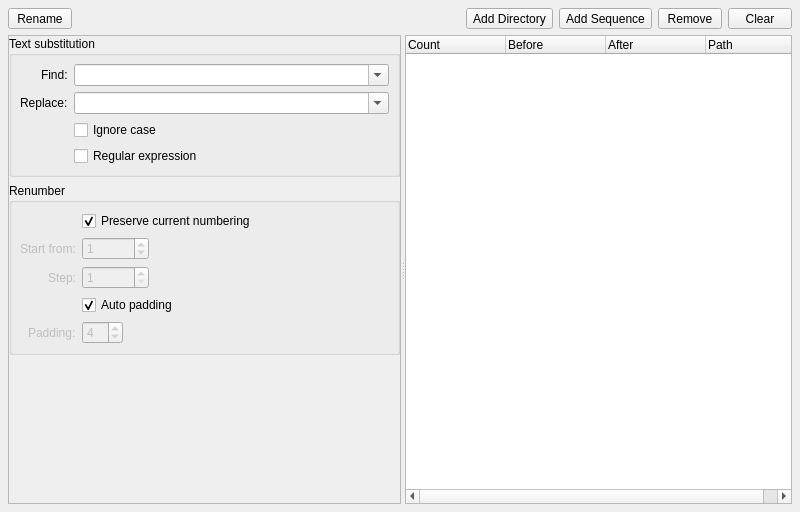
Before: the Qt Designer form core/ui/rename_ui.ui in mjbonnington/icarus-gps, drawn with Qt 5.
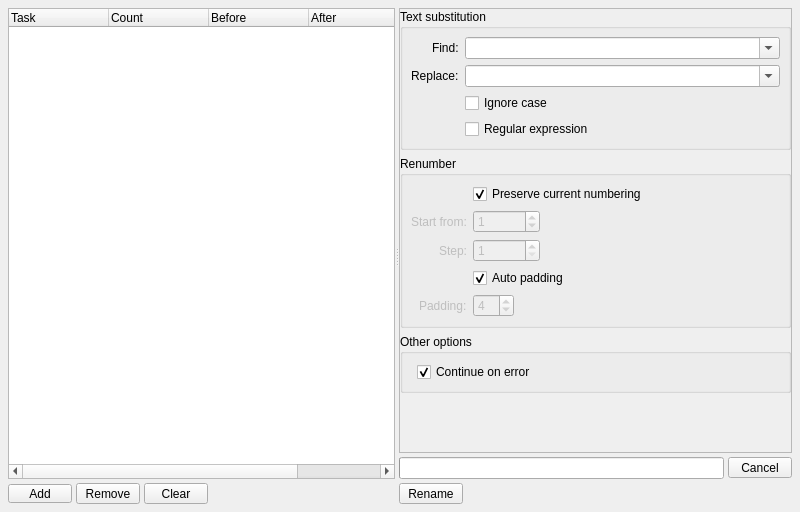
After: the same form once the commit is applied. Icons and pictures are not drawn.

Commit message: Further development on Batch Rename tool

What changed in the file:
```diff
--- a/core/ui/rename_ui.ui
+++ b/core/ui/rename_ui.ui
@@ -25,94 +25,142 @@
      <number>8</number>
     </property>
     <item>
+     <widget class="QSplitter" name="splitter">
+      <property name="sizePolicy">
+       <sizepolicy hsizetype="Expanding" vsizetype="Expanding">
+        <horstretch>0</horstretch>
+        <verstretch>0</verstretch>
+       </sizepolicy>
+      </property>
+      <property name="orientation">
+       <enum>Qt::Horizontal</enum>
+      </property>
+      <property name="childrenCollapsible">
+       <bool>false</bool>
+      </property>
+      <widget class="QFrame" name="preview_frame">
+       <property name="frameShape">
+        <enum>QFrame::NoFrame</enum>
+       </property>
+       <property name="frameShadow">
+        <enum>QFrame::Plain</enum>
+       </property>
+       <property name="lineWidth">
+        <number>0</number>
+       </property>
+       <layout class="QVBoxLayout" name="preview_verticalLayout">
+        <property name="spacing">
+         <number>4</number>
+        </property>
+        <property name="margin">
+         <number>0</number>
+        </property>
+        <item>
+         <widget class="QTreeWidget" name="taskList_treeWidget">
+          <property name="acceptDrops">
+           <bool>true</bool>
+          </property>
+          <property name="dragDropMode">
+           <enum>QAbstractItemView::DropOnly</enum>
+          </property>
+          <property name="alternatingRowColors">
+           <bool>true</bool>
+          </property>
+          <property name="selectionMode">
+           <enum>QAbstractItemView::ExtendedSelection</enum>
+          </property>
+          <property name="textElideMode">
+           <enum>Qt::ElideMiddle</enum>
+          </property>
+          <property name="rootIsDecorated">
+           <bool>false</bool>
+          </property>
+          <property name="uniformRowHeights">
+           <bool>false</bool>
+          </property>
+          <property name="itemsExpandable">
+           <bool>false</bool>
+          </property>
+          <property name="sortingEnabled">
+           <bool>false</bool>
+          </property>
+          <property name="animated">
+           <bool>true</bool>
+          </property>
+          <property name="headerHidden">
+           <bool>false</bool>
+          </property>
+          <property name="expandsOnDoubleClick">
+           <bool>false</bool>
+          </property>
+          <attribute name="headerStretchLastSection">
+           <bool>false</bool>
+          </attribute>
+          <column>
+           <property name="text">
+            <string>Task</string>
+           </property>
+          </column>
+          <column>
+           <property name="text">
+            <string>Count</string>
+           </property>
+          </column>
+          <column>
+           <property name="text">
+            <string>Before</string>
+           </property>
+          </column>
+          <column>
+           <property name="text">
+            <string>After</string>
+           </property>
+          </column>
+          <column>
+           <property name="text">
+            <string>Path</string>
+           </property>
+          </column>
+         </widget>
+        </item>
+        <item>
      <widget class="QFrame" name="toolbar_frame">
       <property name="frameShape">
        <enum>QFrame::NoFrame</enum>
       </property>
       <property name="frameShadow">
-       <enum>QFrame::Raised</enum>
+           <enum>QFrame::Plain</enum>
+          </property>
+          <property name="lineWidth">
+           <number>0</number>
       </property>
       <layout class="QHBoxLayout" name="toolbar_horizontalLayout">
+           <property name="spacing">
+            <number>4</number>
+           </property>
        <property name="margin">
         <number>0</number>
        </property>
        <item>
-        <widget class="QToolButton" name="rename_toolButton">
+            <widget class="QToolButton" name="add_toolButton">
          <property name="minimumSize">
           <size>
            <width>64</width>
            <height>0</height>
           </size>
          </property>
-         <property name="text">
-          <string>Rename</string>
-         </property>
-         <property name="icon">
-          <iconset resource="rsc.qrc">
-           <normaloff>:/rsc/rsc/icon_review.png</normaloff>
-           <disabledoff>:/rsc/rsc/icon_review_disabled.png</disabledoff>:/rsc/rsc/icon_review.png</iconset>
-         </property>
-         <property name="iconSize">
-          <size>
-           <width>32</width>
-           <height>32</height>
-          </size>
-         </property>
-         <property name="toolButtonStyle">
-          <enum>Qt::ToolButtonTextUnderIcon</enum>
-         </property>
-        </widget>
-       </item>
-       <item>
-        <spacer name="horizontalSpacer">
-         <property name="orientation">
-          <enum>Qt::Horizontal</enum>
-         </property>
-         <property name="sizeHint" stdset="0">
-          <size>
-           <width>40</width>
-           <height>20</height>
-          </size>
-         </property>
-        </spacer>
-       </item>
-       <item>
-        <widget class="QToolButton" name="addDir_toolButton">
-         <property name="minimumSize">
-          <size>
-           <width>64</width>
-           <height>0</height>
-          </size>
-         </property>
+             <property name="styleSheet">
+              <string notr="true">QToolButton {
+	padding-right: 12px;
+}
+
+QToolButton:pressed, QToolButton:checked:pressed {
+	padding-right: 11px;
+}
+</string>
+             </property>
          <property name="text">
-          <string>Add Directory</string>
-         </property>
-         <property name="icon">
-          <iconset resource="rsc.qrc">
-           <normaloff>:/rsc/rsc/icon_folder.png</normaloff>
-           <disabledoff>:/rsc/rsc/icon_folder_disabled.png</disabledoff>:/rsc/rsc/icon_folder.png</iconset>
-         </property>
-         <property name="iconSize">
-          <size>
-           <width>32</width>
-           <height>32</height>
-          </size>
-         </property>
-         <property name="toolButtonStyle">
-          <enum>Qt::ToolButtonTextUnderIcon</enum>
-         </property>
-        </widget>
-       </item>
-       <item>
-        <widget class="QToolButton" name="addSeq_toolButton">
-         <property name="minimumSize">
-          <size>
-           <width>64</width>
-           <height>0</height>
-          </size>
-         </property>
-         <property name="text">
-          <string>Add Sequence</string>
+              <string>Add</string>
          </property>
          <property name="icon">
           <iconset resource="rsc.qrc">
@@ -121,12 +169,15 @@
          </property>
          <property name="iconSize">
           <size>
-           <width>32</width>
-           <height>32</height>
-          </size>
-         </property>
+               <width>15</width>
+               <height>15</height>
+              </size>
+             </property>
+             <property name="popupMode">
+              <enum>QToolButton::InstantPopup</enum>
+             </property>
          <property name="toolButtonStyle">
-          <enum>Qt::ToolButtonTextUnderIcon</enum>
+              <enum>Qt::ToolButtonTextBesideIcon</enum>
          </property>
         </widget>
        </item>
@@ -148,12 +199,12 @@
          </property>
          <property name="iconSize">
           <size>
-           <width>32</width>
-           <height>32</height>
+               <width>15</width>
+               <height>15</height>
           </size>
          </property>
          <property name="toolButtonStyle">
-          <enum>Qt::ToolButtonTextUnderIcon</enum>
+              <enum>Qt::ToolButtonTextBesideIcon</enum>
          </property>
         </widget>
        </item>
@@ -175,32 +226,51 @@
          </property>
          <property name="iconSize">
           <size>
-           <width>32</width>
-           <height>32</height>
+               <width>15</width>
+               <height>15</height>
           </size>
          </property>
          <property name="toolButtonStyle">
-          <enum>Qt::ToolButtonTextUnderIcon</enum>
-         </property>
-        </widget>
-       </item>
-      </layout>
+              <enum>Qt::ToolButtonTextBesideIcon</enum>
+             </property>
      </widget>
     </item>
     <item>
-     <widget class="QSplitter" name="splitter">
-      <property name="sizePolicy">
-       <sizepolicy hsizetype="Expanding" vsizetype="Expanding">
-        <horstretch>0</horstretch>
-        <verstretch>0</verstretch>
-       </sizepolicy>
-      </property>
+            <spacer name="toolbar_horizontalSpacer">
       <property name="orientation">
        <enum>Qt::Horizontal</enum>
       </property>
-      <property name="childrenCollapsible">
-       <bool>true</bool>
-      </property>
+             <property name="sizeHint" stdset="0">
+              <size>
+               <width>8</width>
+               <height>20</height>
+              </size>
+             </property>
+            </spacer>
+           </item>
+          </layout>
+         </widget>
+        </item>
+       </layout>
+      </widget>
+      <widget class="QFrame" name="sidebar_frame">
+       <property name="frameShape">
+        <enum>QFrame::NoFrame</enum>
+       </property>
+       <property name="frameShadow">
+        <enum>QFrame::Plain</enum>
+       </property>
+       <property name="lineWidth">
+        <number>0</number>
+       </property>
+       <layout class="QVBoxLayout" name="sidebar_verticalLayout">
+        <property name="spacing">
+         <number>4</number>
+        </property>
+        <property name="margin">
+         <number>0</number>
+        </property>
+        <item>
       <widget class="QScrollArea" name="settings_scrollArea">
        <property name="widgetResizable">
         <bool>true</bool>
@@ -216,8 +286,8 @@
          <rect>
           <x>0</x>
           <y>0</y>
-          <width>372</width>
-          <height>433</height>
+             <width>384</width>
+             <height>444</height>
          </rect>
         </property>
         <property name="noBackground" stdset="0">
@@ -484,6 +554,58 @@
            </layout>
           </widget>
          </item>
+            <item>
+             <widget class="QGroupBox" name="other_groupBox">
+              <property name="sizePolicy">
+               <sizepolicy hsizetype="Preferred" vsizetype="Maximum">
+                <horstretch>0</horstretch>
+                <verstretch>0</verstretch>
+               </sizepolicy>
+              </property>
+              <property name="title">
+               <string>Other options</string>
+              </property>
+              <property name="flat">
+               <bool>false</bool>
+              </property>
+              <property name="checkable">
+               <bool>false</bool>
+              </property>
+              <property name="checked">
+               <bool>false</bool>
+              </property>
+              <property name="expandable" stdset="0">
+               <bool>true</bool>
+              </property>
+              <property name="xmlCategory" stdset="0">
+               <string>other</string>
+              </property>
+              <layout class="QFormLayout" name="other_formLayout">
+               <property name="fieldGrowthPolicy">
+                <enum>QFormLayout::ExpandingFieldsGrow</enum>
+               </property>
+               <property name="labelAlignment">
+                <set>Qt::AlignRight|Qt::AlignTrailing|Qt::AlignVCenter</set>
+               </property>
+               <property name="margin">
+                <number>8</number>
+               </property>
+               <item row="0" column="1">
+                <widget class="QCheckBox" name="continueOnError_checkBox">
+                 <property name="text">
+                  <string>Continue on error</string>
+                 </property>
+                 <property name="checked">
+                  <bool>true</bool>
+                 </property>
+                 <property name="xmlTag" stdset="0">
+                  <string>continueonerror</string>
+                 </property>
+                </widget>
+               </item>
+              </layout>
+             </widget>
+            </item>
          <item>
           <spacer name="verticalSpacer">
            <property name="orientation">
@@ -500,72 +622,148 @@
         </layout>
        </widget>
       </widget>
-      <widget class="QTreeWidget" name="taskList_treeWidget">
-       <property name="acceptDrops">
-        <bool>true</bool>
-       </property>
-       <property name="dragDropMode">
-        <enum>QAbstractItemView::DropOnly</enum>
-       </property>
-       <property name="alternatingRowColors">
-        <bool>true</bool>
-       </property>
-       <property name="selectionMode">
-        <enum>QAbstractItemView::ExtendedSelection</enum>
-       </property>
-       <property name="textElideMode">
-        <enum>Qt::ElideMiddle</enum>
-       </property>
-       <property name="rootIsDecorated">
-        <bool>false</bool>
-       </property>
-       <property name="uniformRowHeights">
-        <bool>false</bool>
-       </property>
-       <property name="itemsExpandable">
-        <bool>false</bool>
-       </property>
-       <property name="sortingEnabled">
-        <bool>false</bool>
-       </property>
-       <property name="animated">
-        <bool>true</bool>
-       </property>
-       <property name="headerHidden">
-        <bool>false</bool>
-       </property>
-       <property name="expandsOnDoubleClick">
-        <bool>false</bool>
-       </property>
-       <attribute name="headerStretchLastSection">
-        <bool>false</bool>
-       </attribute>
-       <column>
-        <property name="text">
-         <string>Count</string>
-        </property>
-       </column>
-       <column>
-        <property name="text">
-         <string>Before</string>
-        </property>
-       </column>
-       <column>
-        <property name="text">
-         <string>After</string>
-        </property>
-       </column>
-       <column>
+        </item>
+        <item>
+         <widget class="QFrame" name="sidebarStatusbar_frame">
+          <property name="frameShape">
+           <enum>QFrame::NoFrame</enum>
+          </property>
+          <property name="frameShadow">
+           <enum>QFrame::Plain</enum>
+          </property>
+          <property name="lineWidth">
+           <number>0</number>
+          </property>
+          <layout class="QHBoxLayout" name="sidebarStatusbar_horizontalLayout">
+           <property name="spacing">
+            <number>4</number>
+           </property>
+           <property name="margin">
+            <number>0</number>
+           </property>
+           <item>
+            <widget class="QProgressBar" name="rename_progressBar"/>
+           </item>
+           <item>
+            <widget class="QToolButton" name="cancel_toolButton">
+             <property name="minimumSize">
+              <size>
+               <width>64</width>
+               <height>0</height>
+              </size>
+             </property>
+             <property name="text">
+              <string>Cancel</string>
+             </property>
+             <property name="icon">
+              <iconset resource="rsc.qrc">
+               <normaloff>:/rsc/rsc/icon_cross.png</normaloff>
+               <disabledoff>:/rsc/rsc/icon_rename_disabled.png</disabledoff>:/rsc/rsc/icon_cross.png</iconset>
+             </property>
+             <property name="iconSize">
+              <size>
+               <width>15</width>
+               <height>15</height>
+              </size>
+             </property>
+             <property name="toolButtonStyle">
+              <enum>Qt::ToolButtonTextBesideIcon</enum>
+             </property>
+            </widget>
+           </item>
+          </layout>
+         </widget>
+        </item>
+        <item>
+         <widget class="QFrame" name="sidebarToolbar_frame">
+          <property name="frameShape">
+           <enum>QFrame::NoFrame</enum>
+          </property>
+          <property name="frameShadow">
+           <enum>QFrame::Plain</enum>
+          </property>
+          <property name="lineWidth">
+           <number>0</number>
+          </property>
+          <layout class="QHBoxLayout" name="sidebarToolbar_horizontalLayout">
+           <property name="spacing">
+            <number>4</number>
+           </property>
+           <property name="margin">
+            <number>0</number>
+           </property>
+           <item>
+            <widget class="QToolButton" name="rename_toolButton">
+             <property name="minimumSize">
+              <size>
+               <width>64</width>
+               <height>0</height>
+              </size>
+             </property>
         <property name="text">
-         <string>Path</string>
-        </property>
-       </column>
-      </widget>
+              <string>Rename</string>
+             </property>
+             <property name="icon">
+              <iconset resource="rsc.qrc">
+               <normaloff>:/rsc/rsc/icon_rename.png</normaloff>
+               <disabledoff>:/rsc/rsc/icon_rename_disabled.png</disabledoff>:/rsc/rsc/icon_rename.png</iconset>
+             </property>
+             <property name="iconSize">
+              <size>
+               <width>15</width>
+               <height>15</height>
+              </size>
+             </property>
+             <property name="toolButtonStyle">
+              <enum>Qt::ToolButtonTextBesideIcon</enum>
+             </property>
+            </widget>
+           </item>
+           <item>
+            <spacer name="sidebarToolbar_horizontalSpacer">
+             <property name="orientation">
+              <enum>Qt::Horizontal</enum>
+             </property>
+             <property name="sizeHint" stdset="0">
+              <size>
+               <width>8</width>
+               <height>20</height>
+              </size>
+             </property>
+            </spacer>
+           </item>
+          </layout>
      </widget>
     </item>
    </layout>
   </widget>
  </widget>
+    </item>
+   </layout>
+  </widget>
+ </widget>
+ <tabstops>
+  <tabstop>taskList_treeWidget</tabstop>
+  <tabstop>add_toolButton</tabstop>
+  <tabstop>remove_toolButton</tabstop>
+  <tabstop>clear_toolButton</tabstop>
+  <tabstop>settings_scrollArea</tabstop>
+  <tabstop>find_comboBox</tabstop>
+  <tabstop>replace_comboBox</tabstop>
+  <tabstop>ignoreCase_checkBox</tabstop>
+  <tabstop>regex_checkBox</tabstop>
+  <tabstop>preserveNumbering_checkBox</tabstop>
+  <tabstop>start_spinBox</tabstop>
+  <tabstop>step_spinBox</tabstop>
+  <tabstop>autoPadding_checkBox</tabstop>
+  <tabstop>padding_spinBox</tabstop>
+  <tabstop>continueOnError_checkBox</tabstop>
+  <tabstop>rename_toolButton</tabstop>
+  <tabstop>taskList_treeWidget</tabstop>
+  <tabstop>add_toolButton</tabstop>
+  <tabstop>remove_toolButton</tabstop>
+  <tabstop>clear_toolButton</tabstop>
+ </tabstops>
  <resources>
   <include location="rsc.qrc"/>
  </resources>
```
Left out of the diff: 72 changed lines with no effect on the pictures. Lines whose indentation alone changed are shown as unchanged. The commit also changes 23 other files.
